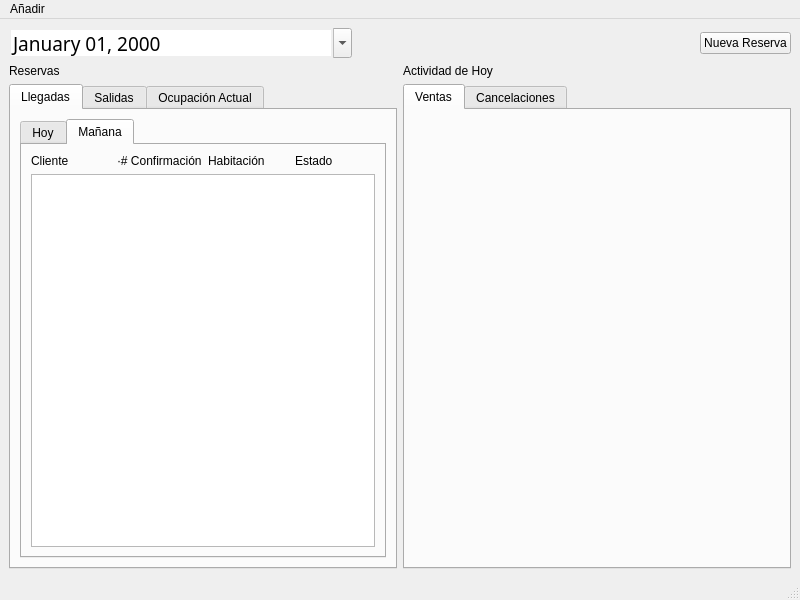
Old version of the form Componentes_Visuales/Ventana_Principal/ventanaprincipal.ui in the repository Dennis-Villa/Gestor_Hotelero.
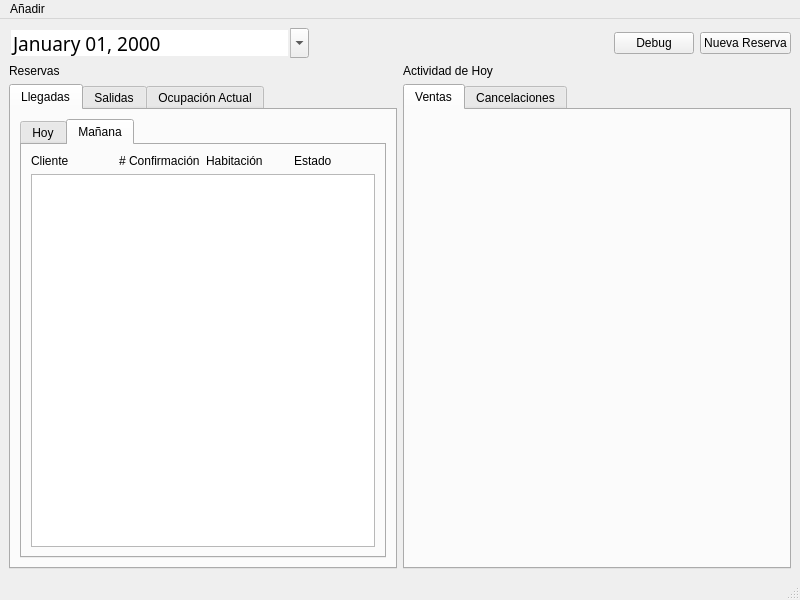
New version of the form. The open tabs and pages were chosen to show the change.

```diff
--- a/Componentes_Visuales/Ventana_Principal/ventanaprincipal.ui
+++ b/Componentes_Visuales/Ventana_Principal/ventanaprincipal.ui
@@ -18,7 +18,7 @@
     <item>
      <layout class="QVBoxLayout" name="verticalLayout">
       <item>
-       <layout class="QHBoxLayout" name="horizontalLayout" stretch="6,6,1">
+       <layout class="QHBoxLayout" name="horizontalLayout" stretch="6,6,0,1">
         <item>
          <widget class="QDateEdit" name="dateEditActual">
           <property name="font">
@@ -66,6 +66,13 @@
           </property>
          </spacer>
         </item>
+        <item>
+         <widget class="QPushButton" name="pushButtonDebug">
+          <property name="text">
+           <string>Debug</string>
+          </property>
+         </widget>
+        </item>
         <item>
          <widget class="QPushButton" name="pushButtonNuevaReserva">
           <property name="text">
@@ -186,7 +193,7 @@
                   <item>
                    <widget class="QLabel" name="label_8">
                     <property name="text">
-                     <string>·# Confirmación</string>
+                     <string># Confirmación</string>
                     </property>
                    </widget>
                   </item>
```
Left out of the diff: 4 changed lines with no effect on the pictures.
